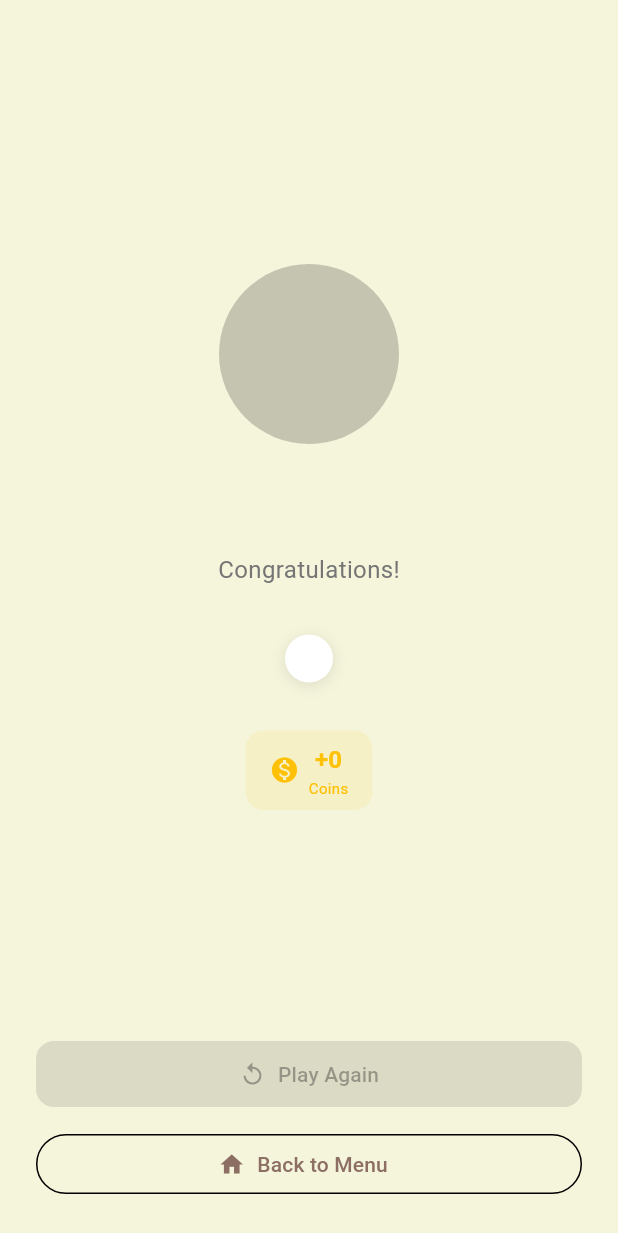
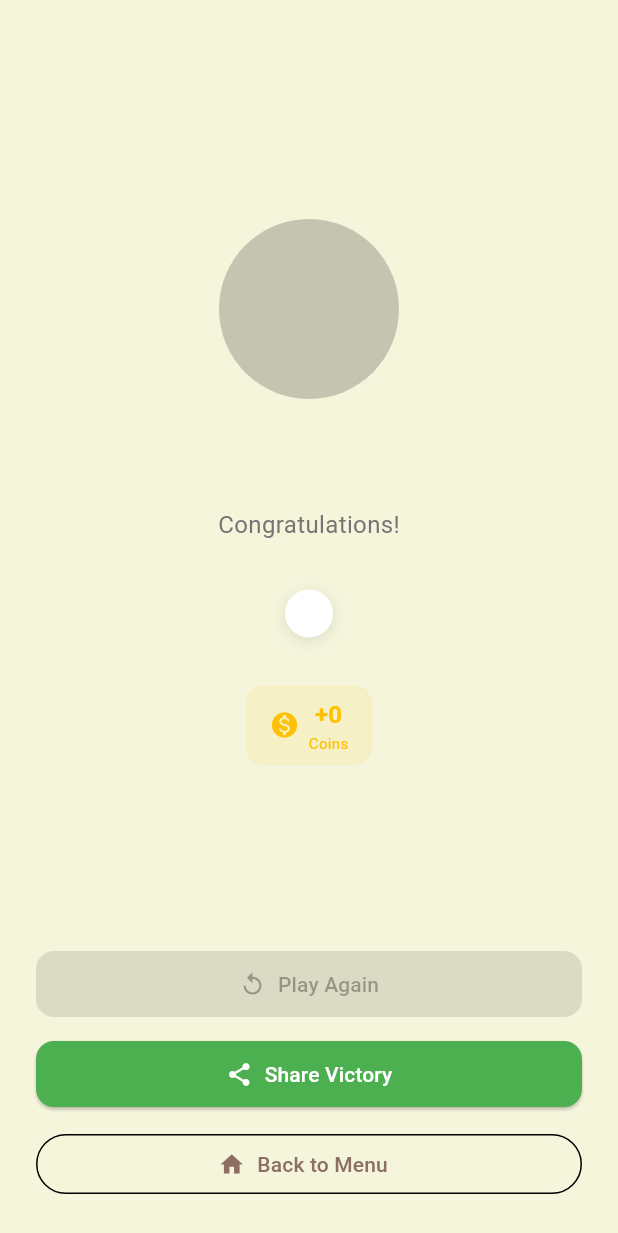
Before and after one commit to dancepopper1984/afro-ludo, a Flutter app: the GameOverScreen screen opened directly with empty values, on a phone screen of 412 x 824 dp. Shown: the top 1233 px of the screen. Run offline on Flutter 3.47's test engine with Material 3 defaults, Android fonts, the phone set to English and light mode, and no system bars; our stand-ins replace audioplayers, firebase_core, firebase_crashlytics, flutter_riverpod, google_mobile_ads, hive_flutter and 2 more; accounts and stored records are empty.

Commit message:
feat: WhatsApp share — share app from menu, share victory from game over

```diff
--- a/lib/services/share_service.dart
+++ b/lib/services/share_service.dart
@@ -8,6 +8,13 @@ import 'package:url_launcher/url_launcher.dart';
 /// 支持 WhatsApp 直接分享和系统级分享 fallback。
 class ShareService {
   ShareService._();
+
+  static const _appLink = 'https://play.google.com/store/apps/details?id=com.afroludo.game';
+
+  static Future<void> shareApp() async {
+    const text = 'Check out Afro Ludo — a fun African board game! $_appLink';
+    await shareToWhatsApp(text);
+  }
 
   /// 分享战绩到 WhatsApp
   ///
--- a/lib/ui/screens/game_over_screen.dart
+++ b/lib/ui/screens/game_over_screen.dart
@@ -3,11 +3,8 @@ import '../../core/theme.dart';
 import '../../models/player.dart';
 import '../../services/ad_frequency_controller.dart';
 import '../../services/ad_service.dart';
+import '../../services/share_service.dart';
 
-/// 游戏结束界面
-///
-/// 显示获胜者、排名、奖励金币、返回菜单按钮。
-/// 返回菜单时展示插页广告。
 class GameOverScreen extends StatefulWidget {
   final Player winner;
   final List<Player> rankedPlayers;
@@ -46,6 +43,15 @@ class _GameOverScreenState extends State<GameOverScreen> {
     }
   }
 
+  void _onShare() {
+    final winnerIndex = widget.rankedPlayers.indexWhere((p) => p.id == widget.winner.id);
+    ShareService.shareGameResult(
+      gameName: 'Ludo',
+      position: winnerIndex + 1,
+      totalPlayers: widget.rankedPlayers.length,
+    );
+  }
+
   @override
   Widget build(BuildContext context) {
     return Scaffold(
@@ -80,6 +86,19 @@ class _GameOverScreenState extends State<GameOverScreen> {
                   onPressed: widget.onPlayAgain,
                   icon: const Icon(Icons.replay),
                   label: const Text('Play Again'),
+                ),
+              ),
+              const SizedBox(height: 12),
+              SizedBox(
+                width: double.infinity,
+                child: ElevatedButton.icon(
+                  onPressed: _onShare,
+                  icon: const Icon(Icons.share),
+                  label: const Text('Share Victory'),
+                  style: ElevatedButton.styleFrom(
+                    backgroundColor: Colors.green,
+                    foregroundColor: Colors.white,
+                  ),
                 ),
               ),
               const SizedBox(height: 12),
--- a/lib/ui/screens/menu_screen.dart
+++ b/lib/ui/screens/menu_screen.dart
@@ -1,5 +1,6 @@
 import 'package:flutter/material.dart';
 import 'package:flutter_riverpod/flutter_riverpod.dart';
+import '../../services/share_service.dart';
 import '../widgets/daily_check_in_dialog.dart';
 import 'achievements_screen.dart';
 import 'leaderboard_screen.dart';
@@ -34,7 +35,6 @@ class _MenuScreenState extends ConsumerState<MenuScreen> {
           child: Column(
             mainAxisAlignment: MainAxisAlignment.center,
             children: [
-              // 鏍囬
               Text(
                 'Afro Ludo',
                 style: Theme.of(context).textTheme.headlineLarge?.copyWith(
@@ -51,7 +51,6 @@ class _MenuScreenState extends ConsumerState<MenuScreen> {
               ),
               const SizedBox(height: 48),
 
-              // Play 鎸夐挳
               _MenuButton(
                 label: 'Play Ludo',
                 icon: Icons.videogame_asset,
@@ -65,7 +64,6 @@ class _MenuScreenState extends ConsumerState<MenuScreen> {
               ),
               const SizedBox(height: 16),
 
-              // Lucky Wheel 鎸夐挳
               _MenuButton(
                 label: 'Lucky Wheel',
                 icon: Icons.casino,
@@ -79,7 +77,6 @@ class _MenuScreenState extends ConsumerState<MenuScreen> {
               ),
               const SizedBox(height: 16),
 
-              // Settings 鎸夐挳
               _MenuButton(
                 label: 'Settings',
                 icon: Icons.settings,
@@ -93,7 +90,6 @@ class _MenuScreenState extends ConsumerState<MenuScreen> {
               ),
               const SizedBox(height: 16),
 
-              // Shop 鎸夐挳
               _MenuButton(
                 label: 'Shop',
                 icon: Icons.store,
@@ -107,7 +103,6 @@ class _MenuScreenState extends ConsumerState<MenuScreen> {
               ),
               const SizedBox(height: 16),
 
-              // Stats 鎸夐挳
               _MenuButton(
                 label: 'Stats',
                 icon: Icons.leaderboard,
@@ -121,7 +116,6 @@ class _MenuScreenState extends ConsumerState<MenuScreen> {
               ),
               const SizedBox(height: 16),
 
-              // Achievements 鎸夐挳
               _MenuButton(
                 label: 'Achievements',
                 icon: Icons.emoji_events,
@@ -132,6 +126,13 @@ class _MenuScreenState extends ConsumerState<MenuScreen> {
                     ),
                   );
                 },
+              ),
+              const SizedBox(height: 16),
+
+              _MenuButton(
+                label: 'Share',
+                icon: Icons.share,
+                onPressed: () => ShareService.shareApp(),
               ),
             ],
           ),
```
